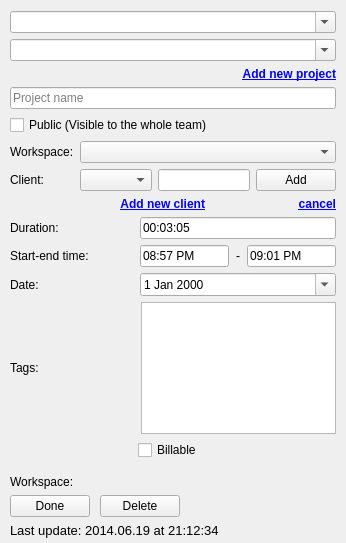
This is src/ui/linux/TogglDesktop/timeentryeditorwidget.ui in toggl-open-source/toggldesktop as Qt 5 draws it before an edit. The edited form follows.
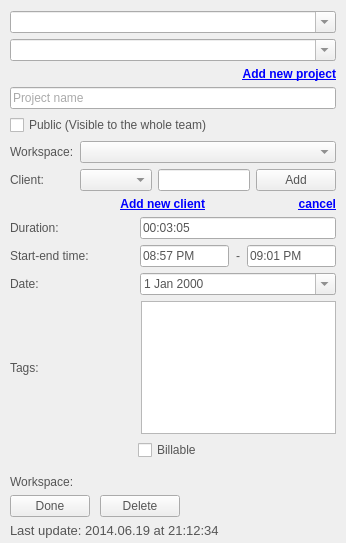
This is the edited form.

Commit message: Fixed color issues with darker themes (linux), closes #1961

Diff of the .ui file:
```diff
--- a/src/ui/linux/TogglDesktop/timeentryeditorwidget.ui
+++ b/src/ui/linux/TogglDesktop/timeentryeditorwidget.ui
@@ -13,6 +13,9 @@
   <property name="windowTitle">
    <string>Form</string>
   </property>
+  <property name="styleSheet">
+   <string notr="true">color:rgb(85, 85, 85);</string>
+  </property>
   <layout class="QVBoxLayout" name="verticalLayout">
    <property name="leftMargin">
     <number>10</number>
@@ -126,6 +129,9 @@
       </item>
       <item>
        <widget class="QCheckBox" name="publicProject">
+        <property name="styleSheet">
+         <string notr="true">color:rgb(85, 85, 85);</string>
+        </property>
         <property name="text">
          <string>Public (Visible to the whole team)</string>
         </property>
@@ -572,6 +578,9 @@
       </item>
       <item>
        <widget class="QCheckBox" name="billable">
+        <property name="styleSheet">
+         <string notr="true">color:rgb(85, 85, 85);</string>
+        </property>
         <property name="text">
          <string>Billable</string>
         </property>
```
The commit also changes 8 other files.
